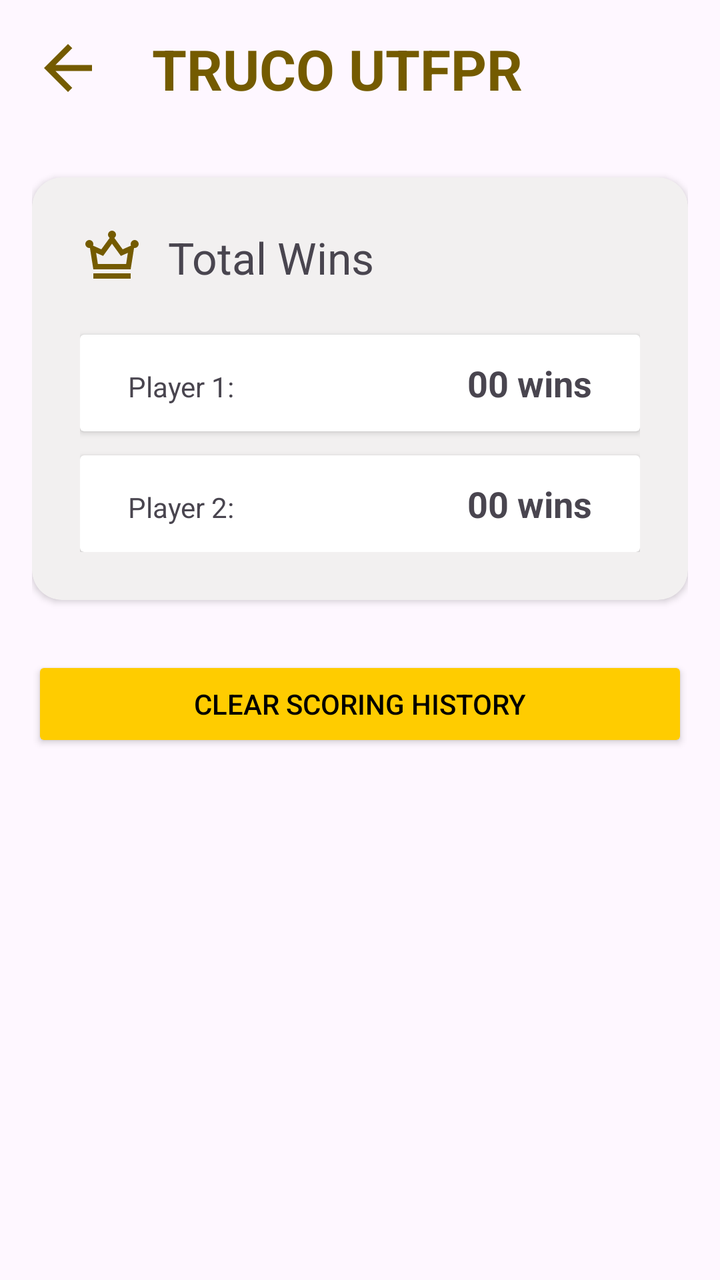
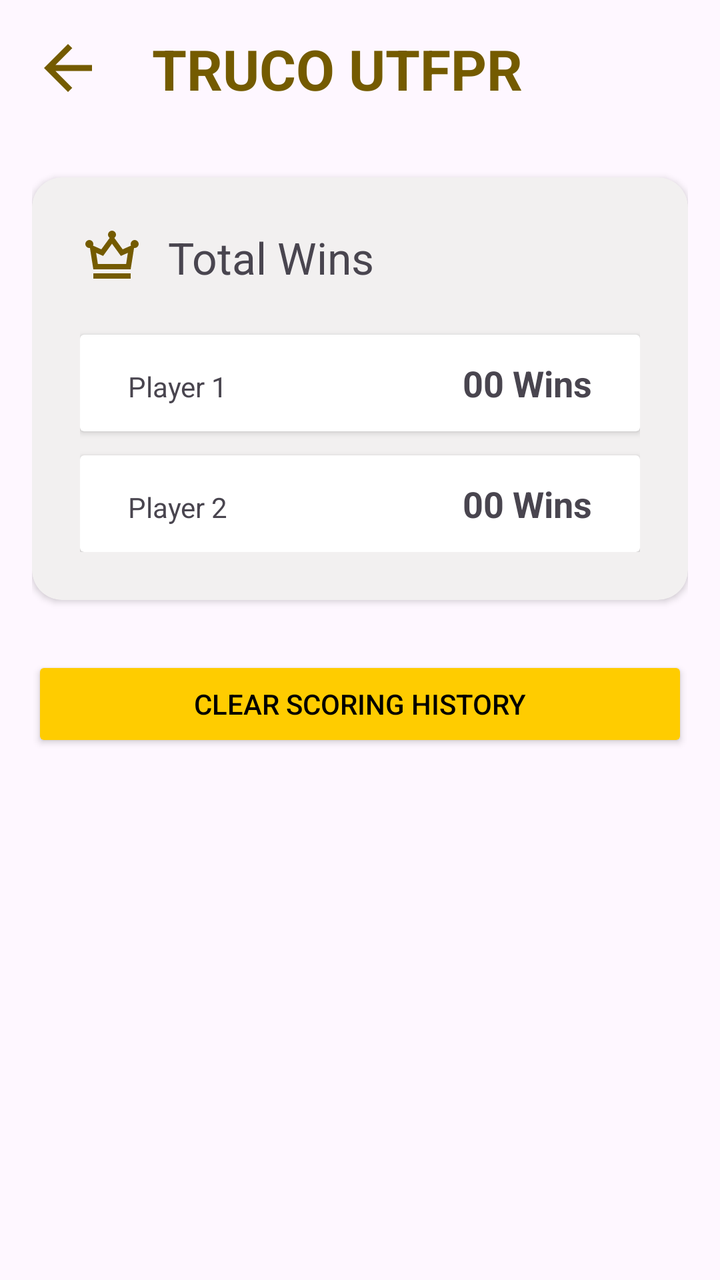

Screens rendered from an Android XML layout before and after an edit, with the pre-edit source and the edit as a unified diff.
<!-- AndroidManifest.xml: application theme Theme.PlayScore -->
<!-- res/layout/activity_score_history.xml -->
<?xml version="1.0" encoding="utf-8"?>
<ScrollView xmlns:android="http://schemas.android.com/apk/res/android"
    xmlns:app="http://schemas.android.com/apk/res-auto"
    xmlns:tools="http://schemas.android.com/tools"
    android:id="@+id/activity_score_history"
    android:layout_width="match_parent"
    android:layout_height="match_parent"
    tools:context=".ScoreHistoryActivity">

    <androidx.constraintlayout.widget.ConstraintLayout
        android:layout_width="match_parent"
        android:layout_height="wrap_content"
        android:padding="16dp">

        <ImageView
            android:id="@+id/ivBack"
            android:layout_width="36dp"
            android:layout_height="36dp"
            android:contentDescription="@string/back"
            android:src="@drawable/ic_back"
            app:layout_constraintStart_toStartOf="parent"
            app:layout_constraintTop_toTopOf="parent" />

        <TextView
            android:id="@+id/titleApp"
            android:layout_width="wrap_content"
            android:layout_height="wrap_content"
            android:layout_marginStart="24dp"
            android:text="@string/name_app"
            android:textColor="#745B00"
            android:textSize="28sp"
            android:textStyle="bold"
            app:layout_constraintBottom_toBottomOf="@id/ivBack"
            app:layout_constraintStart_toEndOf="@id/ivBack"
            app:layout_constraintTop_toTopOf="@id/ivBack" />

        <Button
            android:layout_width="0dp"
            android:layout_height="wrap_content"
            android:text="@string/clear_scoring_history"
            android:layout_marginTop="28dp"
            android:backgroundTint="#FFCC00"
            android:textColor="#000000"
            app:strokeColor="#939095"
            app:strokeWidth="1dp"
            app:layout_constraintEnd_toEndOf="@+id/cvPlayers"
            app:layout_constraintStart_toStartOf="@+id/cvPlayers"
            app:layout_constraintTop_toBottomOf="@+id/cvPlayers" />

        <androidx.cardview.widget.CardView
            android:id="@+id/cvPlayers"
            android:layout_width="0dp"
            android:layout_height="wrap_content"
            android:layout_marginTop="36dp"
            android:backgroundTint="#F2F0F0"
            android:padding="16dp"
            app:cardCornerRadius="15dp"
            app:layout_constraintEnd_toEndOf="parent"
            app:layout_constraintStart_toStartOf="parent"
            app:layout_constraintTop_toBottomOf="@id/titleApp">

            <androidx.constraintlayout.widget.ConstraintLayout
                android:id="@+id/constrainLayout"
                android:layout_width="match_parent"
                android:layout_height="match_parent"
                android:padding="24dp">

                <ImageView
                    android:id="@+id/ivWinner"
                    android:layout_width="32dp"
                    android:layout_height="32dp"
                    android:contentDescription="@null"
                    android:src="@drawable/ic_winner"
                    app:layout_constraintStart_toStartOf="parent"
                    app:layout_constraintTop_toTopOf="parent" />

                <TextView
                    android:id="@+id/tvTotalWin"
                    android:layout_width="wrap_content"
                    android:layout_height="wrap_content"
                    android:layout_marginStart="12dp"
                    android:text="Total Wins"
                    android:textSize="22sp"
                    app:layout_constraintBottom_toBottomOf="@id/ivWinner"
                    app:layout_constraintStart_toEndOf="@id/ivWinner"
                    app:layout_constraintTop_toTopOf="@id/ivWinner" />

                <androidx.cardview.widget.CardView
                    android:id="@+id/cvPlayerOne"
                    android:layout_width="0dp"
                    android:layout_height="wrap_content"
                    android:layout_marginTop="24dp"
                    app:layout_constraintEnd_toEndOf="parent"
                    app:layout_constraintStart_toStartOf="@+id/ivWinner"
                    app:layout_constraintTop_toBottomOf="@id/tvTotalWin">

                    <LinearLayout
                        android:layout_width="match_parent"
                        android:layout_height="match_parent"
                        android:layout_gravity="center"
                        android:orientation="horizontal"
                        android:padding="12dp">

                        <TextView
                            android:id="@+id/etPlayerOne"
                            android:layout_width="wrap_content"
                            android:layout_height="wrap_content"
                            android:layout_marginStart="12dp"
                            android:text="Player 1:" />

                        <TextView
                            android:id="@+id/etVictoriesOne"
                            android:layout_width="0dp"
                            android:layout_height="wrap_content"
                            android:layout_marginEnd="12dp"
                            android:layout_weight="1"
                            android:gravity="end"
                            android:text="00 wins"
                            android:textSize="18sp"
                            android:textStyle="bold" />
                    </LinearLayout>
                </androidx.cardview.widget.CardView>


                <androidx.cardview.widget.CardView
                    android:id="@+id/cardView"
                    android:layout_width="0dp"
                    android:layout_height="wrap_content"
                    android:layout_marginTop="12dp"
                    app:layout_constraintEnd_toEndOf="@+id/cvPlayerOne"
                    app:layout_constraintStart_toStartOf="@+id/cvPlayerOne"
                    app:layout_constraintTop_toBottomOf="@id/cvPlayerOne">

                    <LinearLayout
                        android:layout_width="match_parent"
                        android:layout_height="match_parent"
                        android:layout_gravity="center"
                        android:orientation="horizontal"
                        android:padding="12dp">

                        <TextView
                            android:id="@+id/etPlayerTwo"
                            android:layout_width="wrap_content"
                            android:layout_height="wrap_content"
                            android:layout_marginStart="12dp"
                            android:text="Player 2:" />

                        <TextView
                            android:id="@+id/etVictoriesTwo"
                            android:layout_width="0dp"
                            android:layout_height="wrap_content"
                            android:layout_marginEnd="12dp"
                            android:layout_weight="1"
                            android:gravity="end"
                            android:text="00 wins"
                            android:textSize="18sp"
                            android:textStyle="bold" />
                    </LinearLayout>
                </androidx.cardview.widget.CardView>

            </androidx.constraintlayout.widget.ConstraintLayout>
        </androidx.cardview.widget.CardView>

    </androidx.constraintlayout.widget.ConstraintLayout>
</ScrollView>
<!-- resources referenced by this layout -->
<resources>
  <!-- drawable ic_back (drawable) -->
  <vector xmlns:android="http://schemas.android.com/apk/res/android" android:autoMirrored="true" android:height="24dp" android:tint="@color/gold" android:viewportHeight="24" android:viewportWidth="24" android:width="24dp">
        
      <path android:fillColor="@android:color/white" android:pathData="M20,11H7.83l5.59,-5.59L12,4l-8,8 8,8 1.41,-1.41L7.83,13H20v-2z"/>
      
  </vector>
  <!-- drawable ic_winner (drawable) -->
  <vector xmlns:android="http://schemas.android.com/apk/res/android" android:height="24dp" android:tint="@color/gold" android:viewportHeight="960" android:viewportWidth="960" android:width="24dp">
        
      <path android:fillColor="@android:color/white" android:pathData="M200,800L200,720L760,720L760,800L200,800ZM200,660L149,339Q147,339 144.5,339.5Q142,340 140,340Q115,340 97.5,322.5Q80,305 80,280Q80,255 97.5,237.5Q115,220 140,220Q165,220 182.5,237.5Q200,255 200,280Q200,287 198.5,293Q197,299 195,304L320,360L445,189Q434,181 427,168Q420,155 420,140Q420,115 437.5,97.5Q455,80 480,80Q505,80 522.5,97.5Q540,115 540,140Q540,155 533,168Q526,181 515,189L640,360L765,304Q763,299 761.5,293Q760,287 760,280Q760,255 777.5,237.5Q795,220 820,220Q845,220 862.5,237.5Q880,255 880,280Q880,305 862.5,322.5Q845,340 820,340Q818,340 815.5,339.5Q813,339 811,339L760,660L200,660ZM268,580L692,580L718,413L613,459L480,276L347,459L242,413L268,580ZM480,580L480,580L480,580L480,580L480,580L480,580L480,580Z"/>
      
  </vector>
  <string name="back">back</string>
  <string name="clear_scoring_history">Clear Scoring History</string>
  <string name="name_app">TRUCO UTFPR</string>
  <style name="Theme.PlayScore" parent="Base.Theme.PlayScore" />
  <color name="gold">#745B00</color>
  <style name="Base.Theme.PlayScore" parent="Theme.Material3.DayNight.NoActionBar">
          
          
      </style>
</resources>

<!-- the commit's change to res/layout/activity_score_history.xml (unified diff, before → after) -->
@@ -106,7 +106,7 @@
                             android:layout_width="wrap_content"
                             android:layout_height="wrap_content"
                             android:layout_marginStart="12dp"
-                            android:text="Player 1:" />
+                            android:text="@string/player_1" />
 
                         <TextView
                             android:id="@+id/etVictoriesOne"
@@ -115,7 +115,7 @@
                             android:layout_marginEnd="12dp"
                             android:layout_weight="1"
                             android:gravity="end"
-                            android:text="00 wins"
+                            android:text="@string/wins"
                             android:textSize="18sp"
                             android:textStyle="bold" />
                     </LinearLayout>
@@ -143,7 +143,7 @@
                             android:layout_width="wrap_content"
                             android:layout_height="wrap_content"
                             android:layout_marginStart="12dp"
-                            android:text="Player 2:" />
+                            android:text="@string/player_2" />
 
                         <TextView
                             android:id="@+id/etVictoriesTwo"
@@ -152,7 +152,7 @@
                             android:layout_marginEnd="12dp"
                             android:layout_weight="1"
                             android:gravity="end"
-                            android:text="00 wins"
+                            android:text="@string/wins"
                             android:textSize="18sp"
                             android:textStyle="bold" />
                     </LinearLayout>
<!-- resource entries referenced after the edit -->
@@ -15,6 +15,9 @@
   <string name="back">back</string>
   <string name="clear_scoring_history">Clear Scoring History</string>
   <string name="name_app">TRUCO UTFPR</string>
+  <string name="player_1">Player 1</string>
+  <string name="player_2">Player 2</string>
+  <string name="wins">00 Wins</string>
   <style name="Theme.PlayScore" parent="Base.Theme.PlayScore" />
   <color name="gold">#745B00</color>
   <style name="Base.Theme.PlayScore" parent="Theme.Material3.DayNight.NoActionBar">
